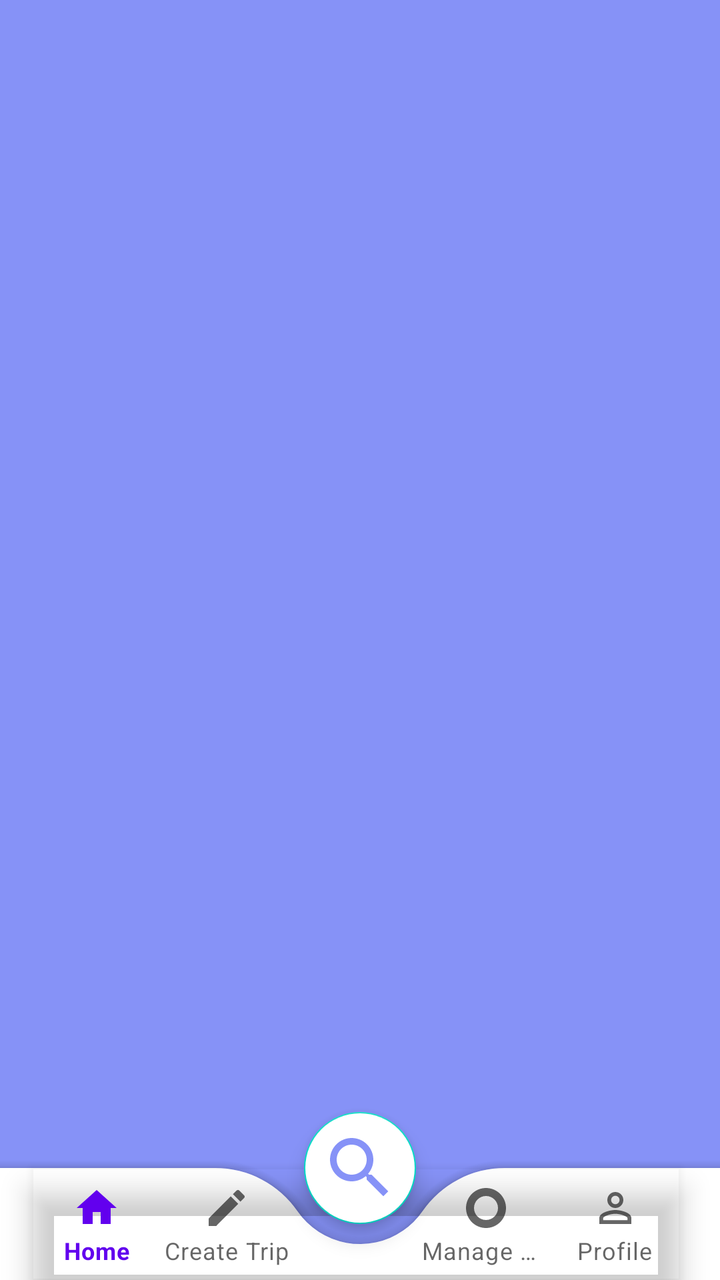
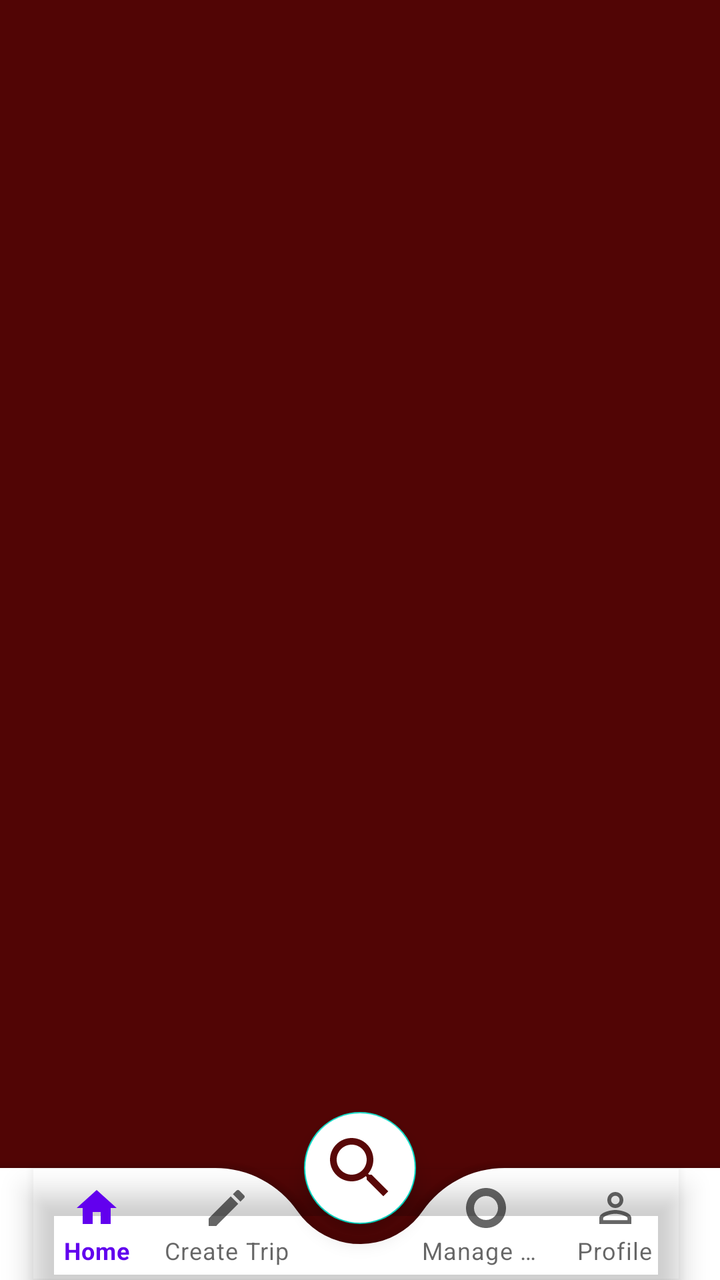

Before-and-after screenshots of an Android layout around one commit, followed by the original layout XML and the change that was made.
<!-- AndroidManifest.xml: application theme Theme.MyApp -->
<!-- res/layout/activity_home.xml -->
<?xml version="1.0" encoding="utf-8"?>
<androidx.coordinatorlayout.widget.CoordinatorLayout
    xmlns:android="http://schemas.android.com/apk/res/android"
    xmlns:app="http://schemas.android.com/apk/res-auto"
    xmlns:tools="http://schemas.android.com/tools"
    android:layout_width="match_parent"
    android:layout_height="match_parent"
    android:background="@color/lavender"
    tools:context=".HomeActivity">


    <FrameLayout
        android:id="@+id/frame_layout"
        android:layout_width="match_parent"
        android:layout_height="match_parent" />

    <com.google.android.material.bottomappbar.BottomAppBar
        android:id="@+id/bottomAppBar"
        android:layout_width="match_parent"
        android:layout_height="wrap_content"
        android:layout_gravity="bottom"
        android:background="@color/white"
        app:fabCradleMargin="10dp"
        app:fabCradleRoundedCornerRadius="50dp">

        <com.google.android.material.bottomnavigation.BottomNavigationView
            android:id="@+id/bottomNavigationView"
            android:layout_width="wrap_content"
            android:layout_height="wrap_content"
            android:layout_marginEnd="20dp"
            android:background="@android:color/transparent"
            app:labelVisibilityMode="labeled"
            app:menu="@menu/bottom_menu" />

    </com.google.android.material.bottomappbar.BottomAppBar>

    <com.google.android.material.floatingactionbutton.FloatingActionButton
        android:id="@+id/fab"
        android:layout_width="wrap_content"
        android:layout_height="wrap_content"
        android:backgroundTint="@color/white"
        android:src="@drawable/baseline_search_24"
        app:layout_anchor="@id/bottomAppBar"
        app:maxImageSize="40dp"
        app:tint="@color/lavender" />

</androidx.coordinatorlayout.widget.CoordinatorLayout>
<!-- resources referenced by this layout -->
<resources>
  <color name="lavender">#8692f7</color>
  <color name="white">#FFFFFFFF</color>
  <!-- drawable baseline_search_24 (drawable) -->
  <vector android:height="24dp" android:tint="#000000"
      android:viewportHeight="24" android:viewportWidth="24"
      android:width="24dp" xmlns:android="http://schemas.android.com/apk/res/android">
      <path android:fillColor="@android:color/white" android:pathData="M15.5,14h-0.79l-0.28,-0.27C15.41,12.59 16,11.11 16,9.5 16,5.91 13.09,3 9.5,3S3,5.91 3,9.5 5.91,16 9.5,16c1.61,0 3.09,-0.59 4.23,-1.57l0.27,0.28v0.79l5,4.99L20.49,19l-4.99,-5zM9.5,14C7.01,14 5,11.99 5,9.5S7.01,5 9.5,5 14,7.01 14,9.5 11.99,14 9.5,14z"/>
  </vector>
  <style name="Theme.MyApp" parent="Theme.MaterialComponents.DayNight.NoActionBar">
          
          <item name="colorPrimary">@color/purple_500</item>
          <item name="colorPrimaryVariant">@color/purple_700</item>
          <item name="colorOnPrimary">@color/white</item>
          
          <item name="colorSecondary">@color/teal_200</item>
          <item name="colorSecondaryVariant">@color/teal_700</item>
          <item name="colorOnSecondary">@color/black</item>
          
          <item name="android:statusBarColor" tools:targetApi="l">?attr/colorPrimaryVariant</item>
          
      </style>
  <color name="purple_500">#FF6200EE</color>
  <color name="purple_700">#FF3700B3</color>
  <color name="teal_200">#FF03DAC5</color>
  <color name="teal_700">#FF018786</color>
  <color name="black">#FF000000</color>
</resources>

<!-- the commit's change to res/layout/activity_home.xml (unified diff, before → after) -->
@@ -5,7 +5,7 @@
     xmlns:tools="http://schemas.android.com/tools"
     android:layout_width="match_parent"
     android:layout_height="match_parent"
-    android:background="@color/lavender"
+    android:background="#510505"
     tools:context=".HomeActivity">
 
 
@@ -42,6 +42,6 @@
         android:src="@drawable/baseline_search_24"
         app:layout_anchor="@id/bottomAppBar"
         app:maxImageSize="40dp"
-        app:tint="@color/lavender" />
+        app:tint="#590808" />
 
 </androidx.coordinatorlayout.widget.CoordinatorLayout>
<!-- resource entries referenced after the edit -->
@@ -1,6 +1,5 @@
 <!-- resources referenced by this layout -->
 <resources>
-  <color name="lavender">#8692f7</color>
   <color name="white">#FFFFFFFF</color>
   <!-- drawable baseline_search_24 (drawable) -->
   <vector android:height="24dp" android:tint="#000000"
